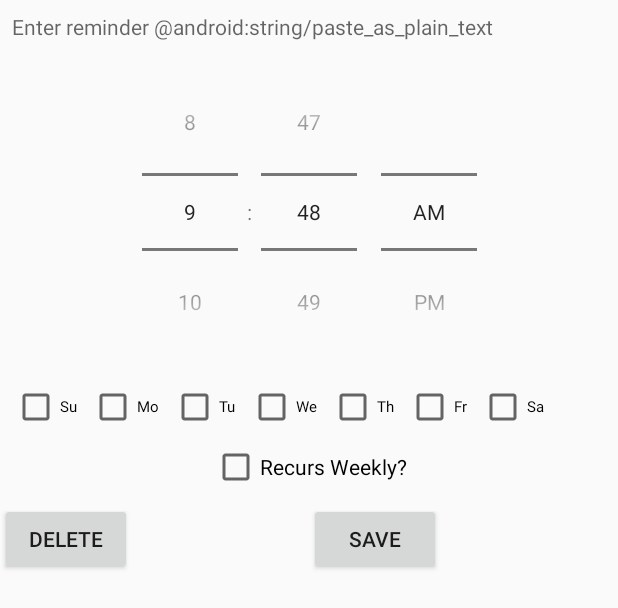
After one commit to RichMBateman/ReminderApp, an Android app: the layout reminder_detail.xml on its own in the app's theme, with its tools: preview values and no code run, on a phone screen of 412 x 824 dp. The commit adds this screen. Shown: the top 608 px of the screen. Run offline under Robolectric (Android 15) with nearby library versions, the phone set to English and light mode, and no system bars.

Commit message:
Some initial foundations.  Untested.

```diff
--- a/app/build.gradle
+++ b/app/build.gradle
@@ -4,7 +4,7 @@ android {
     compileSdkVersion 28
     defaultConfig {
         applicationId "com.bateman.richard.reminderapp"
-        minSdkVersion 15
+        minSdkVersion 26
         targetSdkVersion 28
         versionCode 1
         versionName "1.0"
@@ -25,4 +25,5 @@ dependencies {
     testImplementation 'junit:junit:4.12'
     androidTestImplementation 'com.android.support.test:runner:1.0.2'
     androidTestImplementation 'com.android.support.test.espresso:espresso-core:3.0.2'
+    implementation 'com.android.support:design:28.0.0'
 }
--- a/app/src/main/AndroidManifest.xml
+++ b/app/src/main/AndroidManifest.xml
@@ -9,7 +9,7 @@
         android:roundIcon="@mipmap/ic_launcher_round"
         android:supportsRtl="true"
         android:theme="@style/AppTheme">
-        <activity android:name=".MainActivity">
+        <activity android:name=".PrimaryActivity">
             <intent-filter>
                 <action android:name="android.intent.action.MAIN" />
 
--- /dev/null
+++ b/app/src/main/res/layout/reminder_detail.xml
@@ -0,0 +1,136 @@
+<?xml version="1.0" encoding="utf-8"?>
+<android.support.constraint.ConstraintLayout
+    xmlns:android="http://schemas.android.com/apk/res/android"
+    xmlns:app="http://schemas.android.com/apk/res-auto"
+    xmlns:tools="http://schemas.android.com/tools"
+    android:layout_width="match_parent"
+    android:layout_height="match_parent">
+
+    <CheckBox
+        android:id="@+id/m_cbSa"
+        android:layout_width="wrap_content"
+        android:layout_height="29dp"
+        android:layout_marginStart="8dp"
+        android:text="Sa"
+        android:textSize="10sp"
+        app:layout_constraintBaseline_toBaselineOf="@+id/m_cbFr"
+        app:layout_constraintStart_toEndOf="@+id/m_cbFr" />
+
+    <CheckBox
+        android:id="@+id/m_cbTh"
+        android:layout_width="wrap_content"
+        android:layout_height="31dp"
+        android:layout_marginStart="8dp"
+        android:text="Th"
+        android:textSize="10sp"
+        app:layout_constraintBaseline_toBaselineOf="@+id/m_cbWe"
+        app:layout_constraintStart_toEndOf="@+id/m_cbWe" />
+
+    <CheckBox
+        android:id="@+id/m_cbFr"
+        android:layout_width="wrap_content"
+        android:layout_height="29dp"
+        android:layout_marginStart="8dp"
+        android:text="Fr"
+        android:textSize="10sp"
+        app:layout_constraintBaseline_toBaselineOf="@+id/m_cbTh"
+        app:layout_constraintStart_toEndOf="@+id/m_cbTh" />
+
+    <CheckBox
+        android:id="@+id/m_cbWe"
+        android:layout_width="wrap_content"
+        android:layout_height="wrap_content"
+        android:layout_marginStart="8dp"
+        android:text="We"
+        android:textSize="10sp"
+        app:layout_constraintBaseline_toBaselineOf="@+id/m_cbTu"
+        app:layout_constraintStart_toEndOf="@+id/m_cbTu" />
+
+    <CheckBox
+        android:id="@+id/m_cbTu"
+        android:layout_width="wrap_content"
+        android:layout_height="wrap_content"
+        android:layout_marginStart="8dp"
+        android:text="Tu"
+        android:textSize="10sp"
+        app:layout_constraintBaseline_toBaselineOf="@+id/m_cbMo"
+        app:layout_constraintStart_toEndOf="@+id/m_cbMo" />
+
+    <CheckBox
+        android:id="@+id/m_cbMo"
+        android:layout_width="wrap_content"
+        android:layout_height="wrap_content"
+        android:layout_marginStart="8dp"
+        android:text="Mo"
+        android:textSize="10sp"
+        app:layout_constraintBaseline_toBaselineOf="@+id/m_cbSu"
+        app:layout_constraintStart_toEndOf="@+id/m_cbSu" />
+
+    <TextView
+        android:id="@+id/m_reminderText"
+        android:layout_width="0dp"
+        android:layout_height="wrap_content"
+        android:layout_marginStart="8dp"
+        android:layout_marginTop="8dp"
+        android:layout_marginEnd="8dp"
+        android:hint="Enter reminder @android:string/paste_as_plain_text"
+        app:layout_constraintEnd_toEndOf="parent"
+        app:layout_constraintStart_toStartOf="parent"
+        app:layout_constraintTop_toTopOf="parent" />
+
+    <TimePicker
+        android:id="@+id/m_timePicker"
+        android:layout_width="wrap_content"
+        android:layout_height="wrap_content"
+        android:layout_marginStart="8dp"
+        android:layout_marginTop="8dp"
+        android:layout_marginEnd="8dp"
+        android:timePickerMode="spinner"
+        app:layout_constraintEnd_toEndOf="parent"
+        app:layout_constraintStart_toStartOf="parent"
+        app:layout_constraintTop_toBottomOf="@+id/m_reminderText" />
+
+    <CheckBox
+        android:id="@+id/m_cbSu"
+        android:layout_width="wrap_content"
+        android:layout_height="wrap_content"
+        android:layout_marginStart="8dp"
+        android:layout_marginTop="8dp"
+        android:text="Su"
+        android:textSize="10sp"
+        app:layout_constraintStart_toStartOf="parent"
+        app:layout_constraintTop_toBottomOf="@+id/m_timePicker" />
+
+    <CheckBox
+        android:id="@+id/m_cbRecurs"
+        android:layout_width="wrap_content"
+        android:layout_height="wrap_content"
+        android:layout_marginStart="8dp"
+        android:layout_marginTop="8dp"
+        android:layout_marginEnd="8dp"
+        android:text="Recurs Weekly?"
+        app:layout_constraintEnd_toEndOf="parent"
+        app:layout_constraintStart_toStartOf="parent"
+        app:layout_constraintTop_toBottomOf="@+id/m_cbSu" />
+
+    <Button
+        android:id="@+id/m_btnDeleteCancel"
+        android:layout_width="wrap_content"
+        android:layout_height="wrap_content"
+        android:layout_marginTop="8dp"
+        android:text="Delete"
+        app:layout_constraintTop_toBottomOf="@+id/m_cbRecurs"
+        tools:layout_editor_absoluteX="8dp" />
+
+    <Button
+        android:id="@+id/m_btnSave"
+        android:layout_width="wrap_content"
+        android:layout_height="wrap_content"
+        android:layout_marginStart="8dp"
+        android:layout_marginEnd="8dp"
+        android:text="Save"
+        app:layout_constraintBaseline_toBaselineOf="@+id/m_btnDeleteCancel"
+        app:layout_constraintEnd_toEndOf="parent"
+        app:layout_constraintStart_toEndOf="@+id/m_btnDeleteCancel" />
+
+</android.support.constraint.ConstraintLayout>
--- /dev/null
+++ b/app/src/main/res/values/dimens.xml
@@ -0,0 +1,3 @@
+<resources>
+    <dimen name="fab_margin">16dp</dimen>
+</resources>
--- a/app/src/main/res/values/strings.xml
+++ b/app/src/main/res/values/strings.xml
@@ -1,3 +1,4 @@
 <resources>
     <string name="app_name">ReminderApp</string>
+    <string name="title_activity_primary">PrimaryActivity</string>
 </resources>
```
Also changed, not shown: app/src/main/java/com/bateman/richard/reminderapp/MainActivity.java (deleted, +0 -13 lines), app/src/main/java/com/bateman/richard/reminderapp/PrimaryActivity.java (added, +29 -0 lines), app/src/main/java/com/bateman/richard/reminderapp/ReminderCollection.java (added, +47 -0 lines), app/src/main/java/com/bateman/richard/reminderapp/ReminderEntry.java (added, +138 -0 lines), app/src/main/res/layout/activity_main.xml (deleted, +0 -18 lines), app/src/main/res/layout/activity_primary.xml (added, +31 -0 lines), app/src/main/res/layout/reminder_entry.xml (added, +43 -0 lines), app/src/main/res/values/styles.xml (+9 -0 lines), 2 other files.
